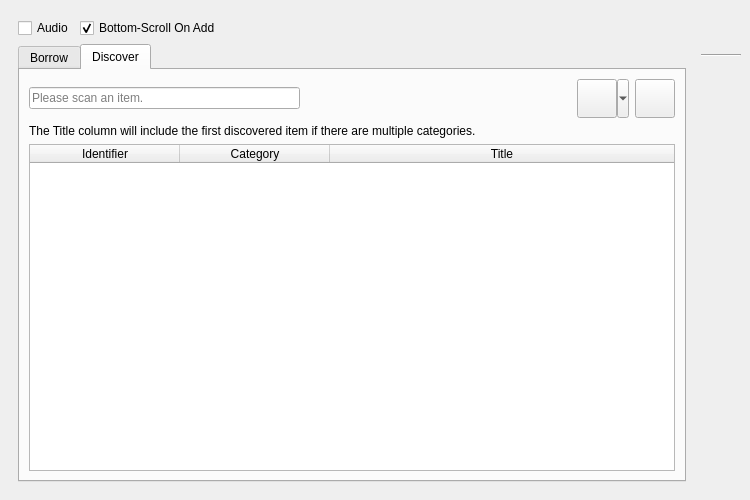
The window that UI/biblioteq_batch_activities_browser.ui (textbrowser/biblioteq) describes before a commit, drawn with Qt 5.
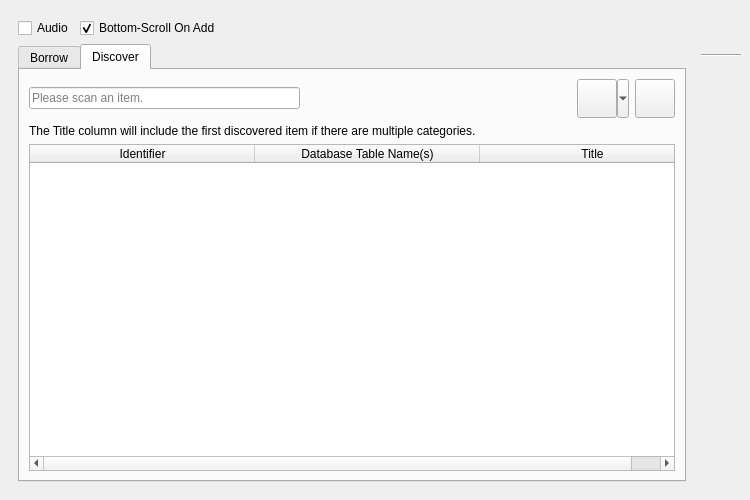
The same window after the commit. The open tabs and pages were chosen to show the change. Icons and pictures are not drawn.

Commit message: Renamed column. Never happy. Ever.

```diff
--- a/UI/biblioteq_batch_activities_browser.ui
+++ b/UI/biblioteq_batch_activities_browser.ui
@@ -400,10 +400,10 @@
               <bool>false</bool>
              </property>
              <attribute name="horizontalHeaderMinimumSectionSize">
-              <number>150</number>
+              <number>225</number>
              </attribute>
              <attribute name="horizontalHeaderDefaultSectionSize">
-              <number>150</number>
+              <number>225</number>
              </attribute>
              <attribute name="horizontalHeaderStretchLastSection">
               <bool>true</bool>
@@ -418,7 +418,7 @@
              </column>
              <column>
               <property name="text">
-               <string>Category</string>
+               <string>Database Table Name(s)</string>
               </property>
              </column>
              <column>
```
